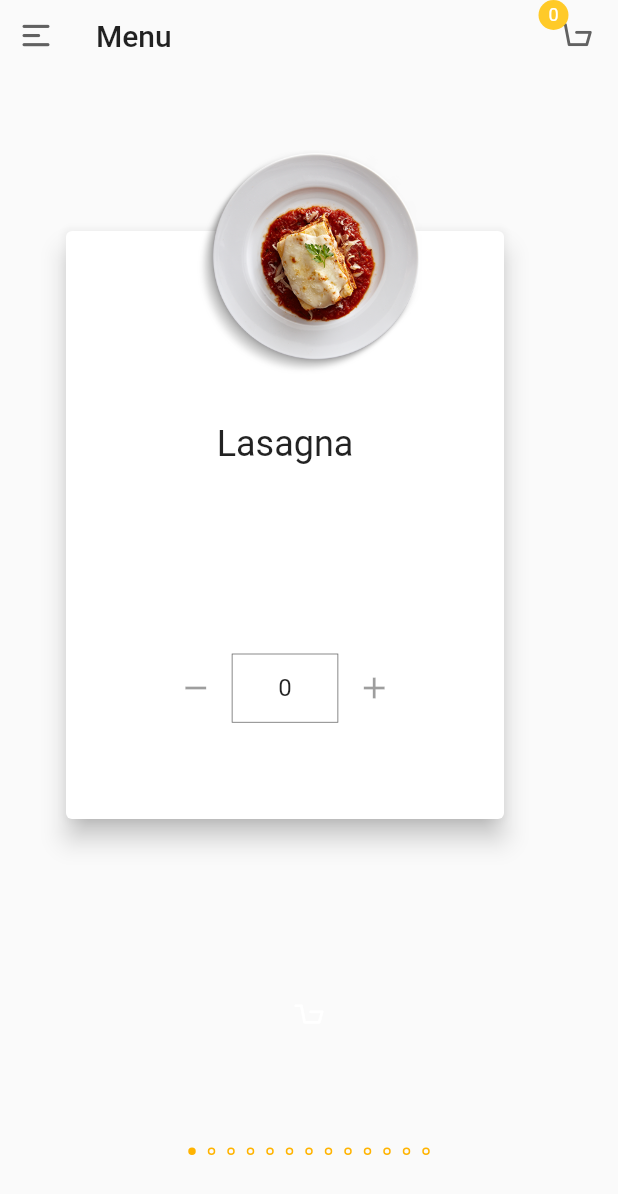
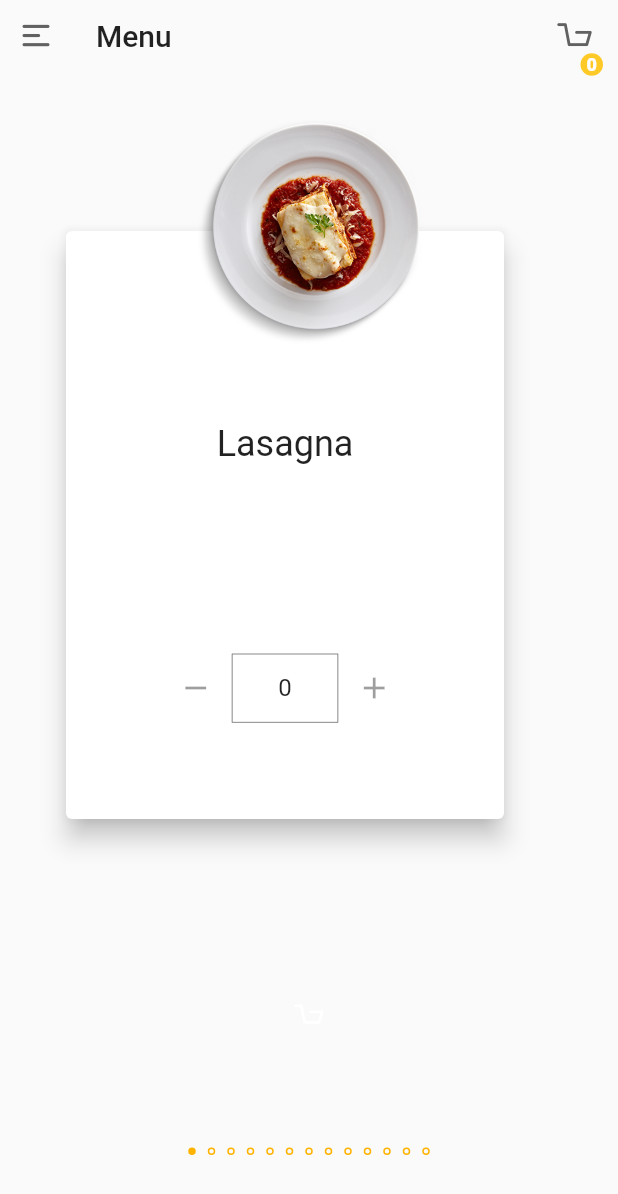
Before and after one commit to passiondriven/flutter-menu, a Flutter app: the screen it shows after launch, on a phone screen of 412 x 824 dp. Shown: the top 1194 px of the screen. Run offline on Flutter 3.47's test engine with Material 2 defaults, Android fonts, the phone set to English and light mode, and no system bars.

Commit message:
align counter on top of cart icon

```diff
--- a/lib/main.dart
+++ b/lib/main.dart
@@ -23,12 +23,27 @@ class _MyHomePageState extends State<MyHomePage> {
         title: 'Menu',
         home: new Scaffold(
           body: new Stack(
+            alignment: AlignmentDirectional.topEnd,
             children: <Widget>[
               new DefaultTabController(
                 length: Menu.menu.length,
                 child: new PageSelector(),
               ),
-              new CustomAppBar(counter: _counter,),
+              new CustomAppBar(),
+              new Container(
+                margin: new EdgeInsets.only(
+                  top: 35.5,
+                  right: 10.0,
+                ),
+                height: 15.0,
+                width: 15.0,
+                child: new CircleAvatar(
+                  child: new Text('$_counter', textDirection: TextDirection.ltr,
+                      style: const TextStyle(
+                          color: Colors.white, fontSize: 12.0, fontWeight: FontWeight.w900)),
+                  backgroundColor: Colors.amber[400],
+                ),
+              )
             ],
           ),
         ),
--- a/lib/ui/customAppBar.dart
+++ b/lib/ui/customAppBar.dart
@@ -1,10 +1,6 @@
 import 'package:flutter/material.dart';
 
 class CustomAppBar extends StatelessWidget {
-
-  CustomAppBar({Key key, this.counter}) : super(key: key);
-
-  final int counter;
 
   @override
   Widget build(BuildContext context) {
@@ -40,26 +36,12 @@ class CustomAppBar extends StatelessWidget {
             ],
           ),
           ),
-          new Stack(
-            children: <Widget>[
           new IconButton(
             tooltip: 'Shopping Cart',
             icon: new Icon(const IconData(0xe807, fontFamily: 'fontello'),
                 color: Colors.grey[700]),
             onPressed: null,
           ),
-              new Container(
-                height: 20.0,
-                width: 20.0,
-                alignment: new FractionalOffset(1.0, 0.5),
-                //margin: const EdgeInsets.only(left:25.0, top: 5.0),
-                child: new CircleAvatar(
-                  child: new Text('$counter', textDirection: TextDirection.ltr, style: const TextStyle(color: Colors.white, fontSize: 12.0)),
-                  backgroundColor: Colors.amber[400],
-                ),
-              )
-            ],
-          )
         ],
       ),
     );
--- a/lib/view/foodImage.dart
+++ b/lib/view/foodImage.dart
@@ -9,7 +9,7 @@ class FoodImage extends StatelessWidget {
   Widget build(BuildContext context) {
     return new Container(
       alignment: new FractionalOffset(0.5, 0.0),
-      margin: const EdgeInsets.only(top: 100.0),
+      margin: const EdgeInsets.only(top: 80.0),
       child: new Hero(
         tag: 'icon-${food.id}',
         child: new Image(
```
Lines whose indentation alone changed are shown as unchanged.
